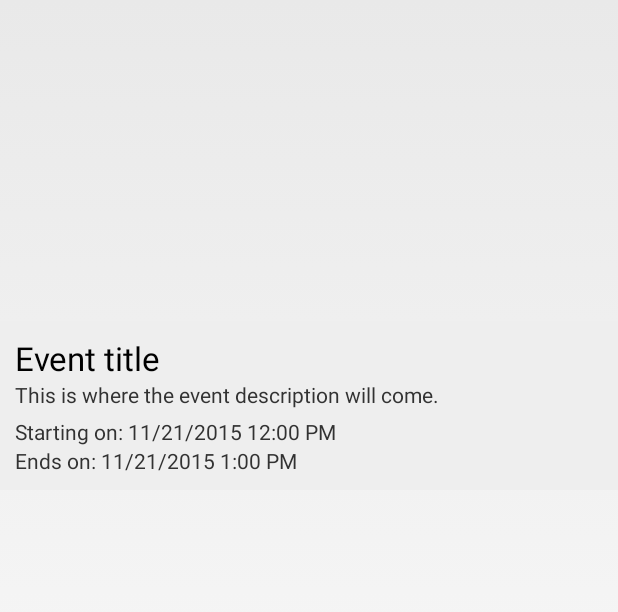
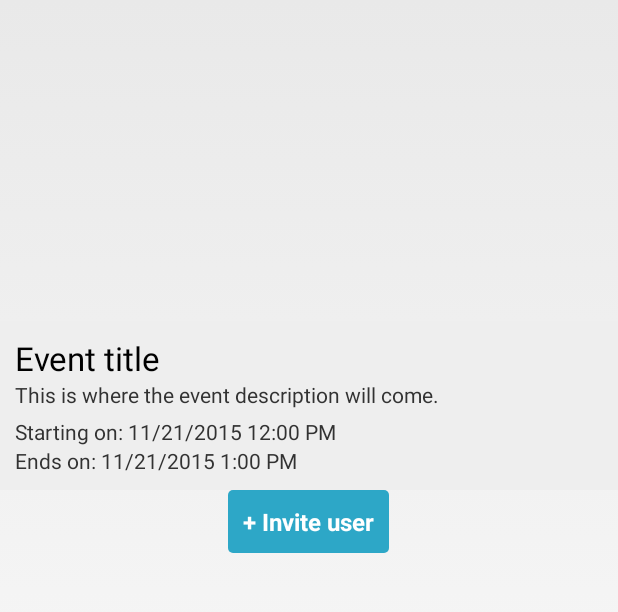
Before and after one commit to mendirattanishant/eSKImo, an Android app: the EventDetailsActivity screen opened directly, with no data from a screen before it, on a phone screen of 412 x 824 dp, the part 54-666 px from its top. Run offline under Robolectric (Android 15) with nearby library versions, the phone set to English and light mode, and no system bars; our stand-ins replace Picasso; pictures from the network do not load; 4 statements that could not run were skipped.

Commit message:
invite user to event implemented

```diff
--- a/eSKImo-Android/app/src/main/java/com/theavalanche/eskimo/info/api/UserAPI.java
+++ b/eSKImo-Android/app/src/main/java/com/theavalanche/eskimo/info/api/UserAPI.java
@@ -31,10 +31,10 @@ public interface UserAPI {
 
     @FormUrlEncoded
     @POST("/attendEvent")
-    Call<EventAttendeesInfo>  attendEvent(@Field("event_id") int event_id, @Field("user_id") int user_id);
+    Call<EventAttendeesInfo>  attendEvent(@Field("event_id") String event_id, @Field("user_id") String user_id);
 
     @FormUrlEncoded
     @POST("/deleteEvent")
-    Call<String> deleteEvent (@Field("event_id") int event_id, @Field("user_id") int user_id);
+    Call<String> deleteEvent (@Field("event_id") String event_id, @Field("user_id") String user_id);
 
 }
--- a/eSKImo-Android/app/src/main/java/com/theavalanche/eskimo/info/api/UserRESTClient.java
+++ b/eSKImo-Android/app/src/main/java/com/theavalanche/eskimo/info/api/UserRESTClient.java
@@ -29,12 +29,12 @@ public class UserRESTClient {
         return service.login(u.getEmail(), u.getPassword());
     }
 
-    public Call<EventAttendeesInfo> attendEvent(EventAttendeesInfo u){
-        return service.attendEvent(u.getEvent_id(), u.getUser_id());
+    public Call<EventAttendeesInfo> attendEvent(String eventId, String userId){
+        return service.attendEvent(eventId, userId);
     }
 
-    public Call<String> deleteEvent(EventAttendeesInfo u){
-        return service.deleteEvent(u.getEvent_id(),u.getUser_id());
+    public Call<String> deleteEvent(String eventId, String userId){
+        return service.deleteEvent(eventId, userId);
     }
 
 }
--- a/eSKImo-Android/app/src/main/res/layout/activity_event_details.xml
+++ b/eSKImo-Android/app/src/main/res/layout/activity_event_details.xml
@@ -63,13 +63,29 @@
 
             </LinearLayout>
 
+            <LinearLayout
+                android:layout_width="match_parent"
+                android:layout_height="wrap_content"
+                android:orientation="vertical"
+                android:gravity="center">
+
+                <Button
+                    android:layout_width="wrap_content"
+                    android:layout_height="wrap_content"
+                    android:text="+ Invite user"
+                    android:id="@+id/bInviteUser" />
+
+            </LinearLayout>
+
 
             <LinearLayout
                 android:layout_width="match_parent"
                 android:layout_height="wrap_content"
                 android:orientation="vertical"
                 android:background="#eee"
-                android:id="@+id/llEventUsers">
+                android:id="@+id/llEventUsers"
+                android:gravity="center">
+
 
             </LinearLayout>
 
```
Also changed, not shown: eSKImo-Android/app/src/main/java/com/theavalanche/eskimo/AddEventActivity.java (+8 -33 lines), eSKImo-Android/app/src/main/java/com/theavalanche/eskimo/EventDetailsActivity.java (+84 -3 lines), eSKImo-Android/app/src/main/java/com/theavalanche/eskimo/adapters/UsersListAdapter.java (+11 -1 lines), eSKImo-Android/app/src/main/res/layout/activity_add_event.xml (+5 -5 lines), 1 other file.
